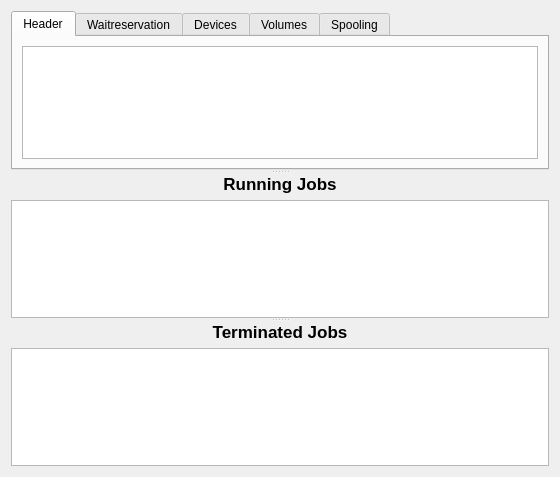
First picture: the form in bacula/src/qt-console/status/storstat.ui, repository rkorzeniewski/bacula, before the edit.
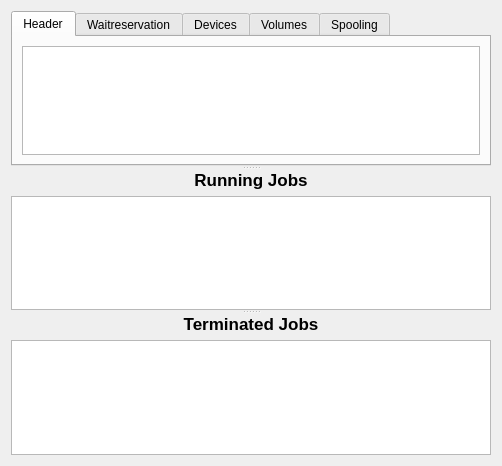
Second picture: the form after the edit. Icons and pictures are not drawn.

Commit message: Add command debbugging lines based on preferences. Add code to only run command for active tab in storstat. Add connection to run command every time a new tab is clicked.

```diff
--- a/bacula/src/qt-console/status/storstat.ui
+++ b/bacula/src/qt-console/status/storstat.ui
@@ -5,8 +5,8 @@
    <rect>
     <x>0</x>
     <y>0</y>
-    <width>560</width>
-    <height>477</height>
+    <width>502</width>
+    <height>466</height>
    </rect>
   </property>
   <property name="windowTitle" >
@@ -73,7 +73,7 @@
        </layout>
       </widget>
      </widget>
-     <widget class="QWidget" name="" >
+     <widget class="QWidget" name="layoutWidget" >
       <layout class="QVBoxLayout" >
        <item>
         <widget class="QLabel" name="runningLabel" >
@@ -96,7 +96,7 @@
        </item>
       </layout>
      </widget>
-     <widget class="QWidget" name="" >
+     <widget class="QWidget" name="layoutWidget" >
       <layout class="QVBoxLayout" >
        <item>
         <widget class="QLabel" name="terminatedLabel" >
```
Left out of the diff: 10 changed lines with no effect on the pictures. The commit also changes 4 other files.
